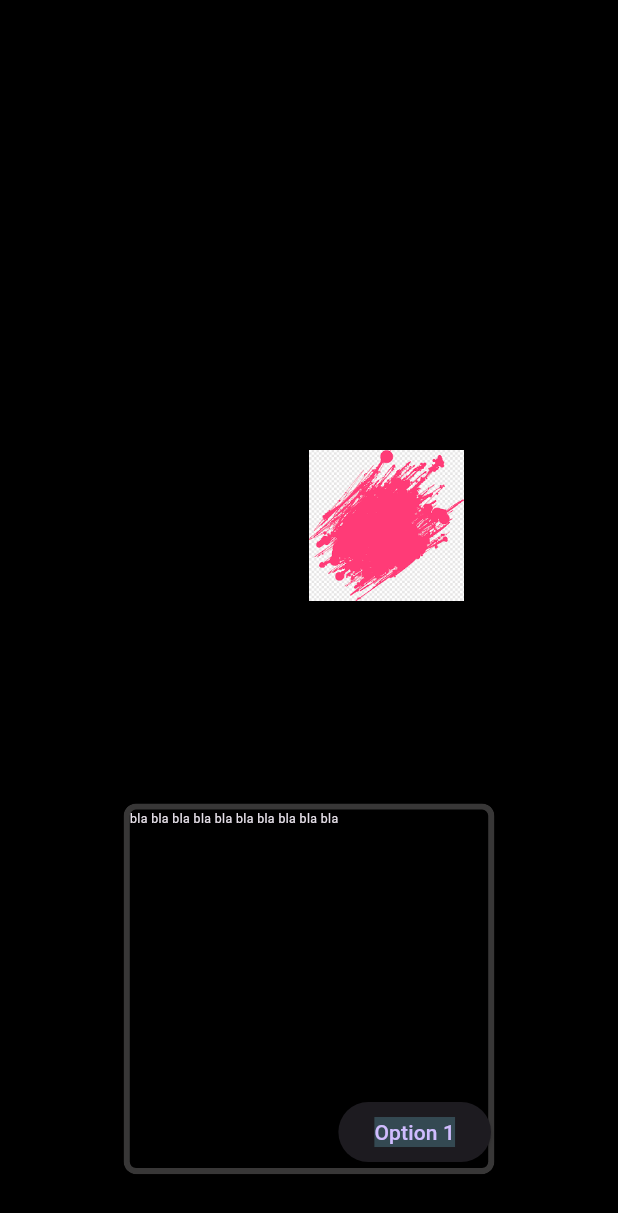
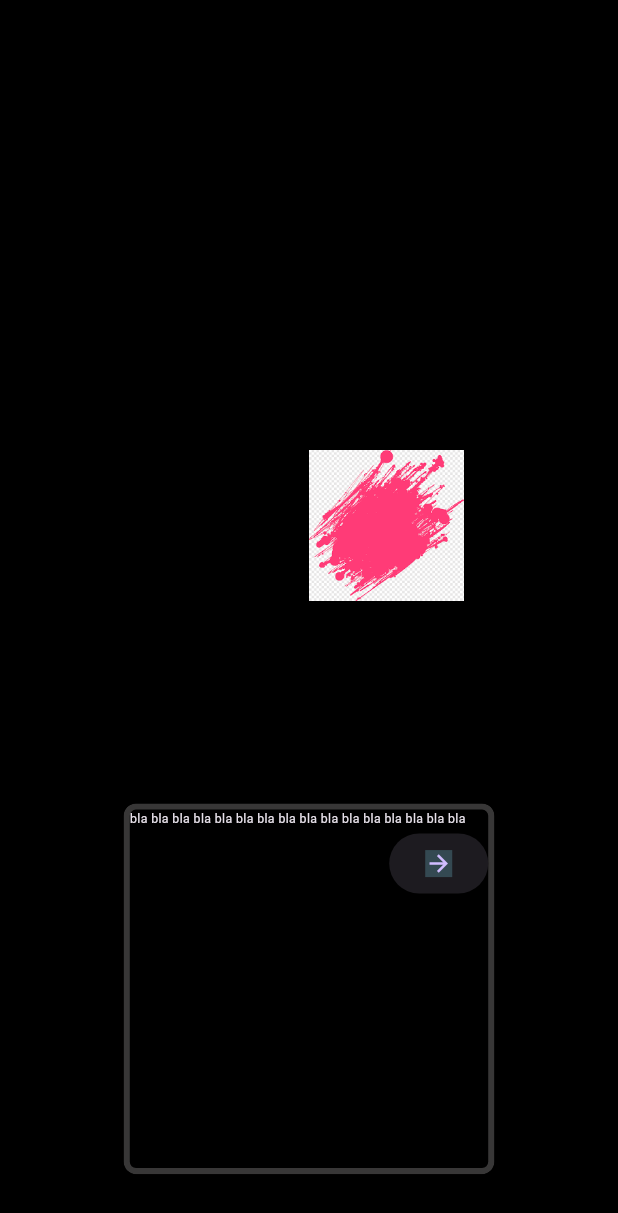
Before and after one commit to Gabriel-Salvan/RPG-demo, a Flutter app: the Opt1Route screen opened directly, on a phone screen of 412 x 824 dp. Shown: the top 1213 px of the screen. Run offline on Flutter 3.47's test engine with Material 3 defaults, Android fonts, the phone set to English and light mode, and no system bars.

Commit message:
Opt1e2 Routes Text apearing commit

```diff
--- a/lib/app/UI/opt1Route.dart
+++ b/lib/app/UI/opt1Route.dart
@@ -27,7 +27,7 @@ class _MyHomePageState extends State<Opt1Route> {
         currentIndex++;
       });
 
-      Future.delayed(const Duration(milliseconds: 50), () {
+      Future.delayed(const Duration(milliseconds: 30), () {
         _animateText();
       });
     }
@@ -68,10 +68,11 @@ class _MyHomePageState extends State<Opt1Route> {
                     borderRadius: BorderRadius.circular(
                         MediaQuery.of(context).size.width * 0.02),
                   ),
-                  child: Row(
+                  child: SingleChildScrollView(
+                    child: Column(
                         children: [
                         Align(
-                        alignment: Alignment.topRight,
+                          alignment: Alignment.topLeft,
                           child: Text(
                             textToShow,
                             style:TextStyle(fontSize:MediaQuery.of(context).size.width*0.02) )
@@ -88,11 +89,11 @@ class _MyHomePageState extends State<Opt1Route> {
                             },
                               child: Container(
                                   color: const Color.fromARGB(255, 52, 73, 82),
-                                child: const Text('Option 1'))),
+                                  child: const Icon(Icons.arrow_forward))),
                       )
                     ],
                   ),
-                ),
+                ),)
               )),
         ])));
   }
```
Also changed, not shown: lib/app/UI/opt2Route.dart (+5 -5 lines). Lines whose indentation alone changed are shown as unchanged.
